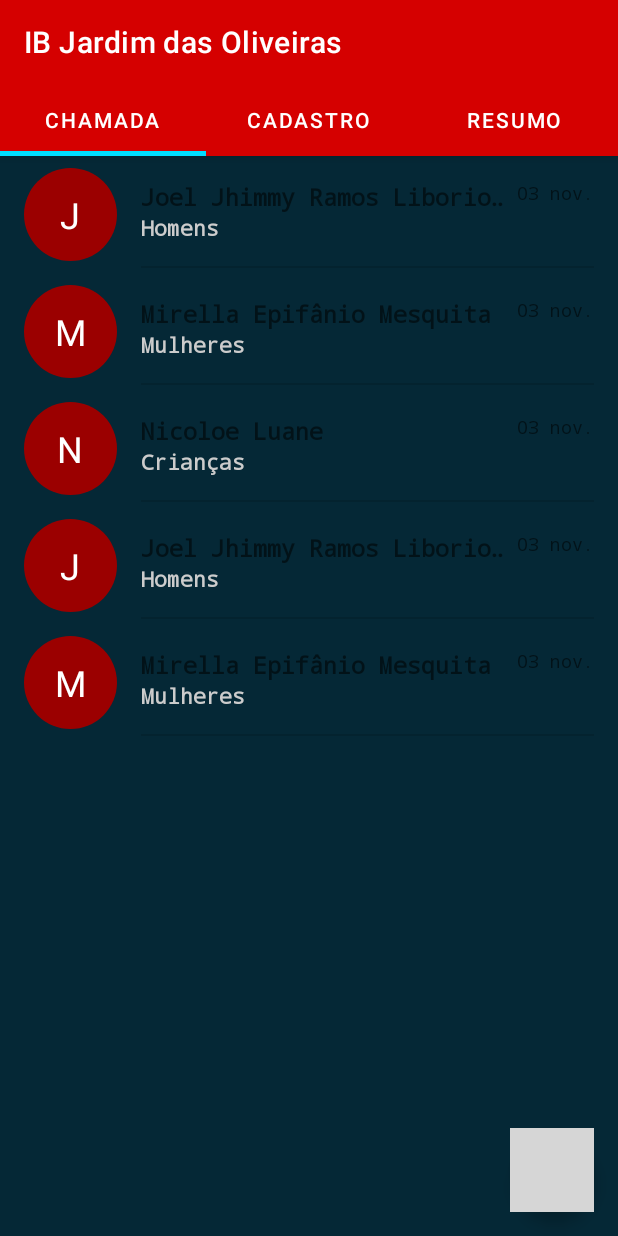
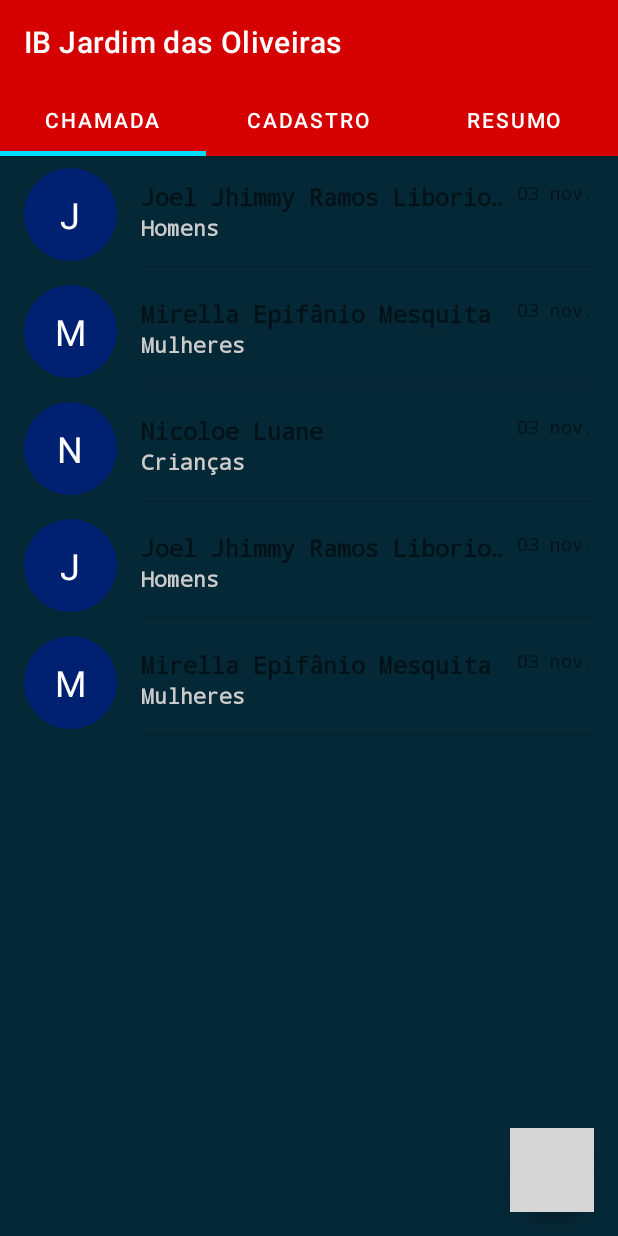
Before and after one commit to JhimmyLiborio/ebd-ibjo, an Android app: the screen it shows after launch (MainActivity), on a phone screen of 412 x 824 dp. Run offline under Robolectric (Android 15) with nearby library versions, the phone set to English and light mode, and no system bars; grey boxes are pictures that could not be loaded.

Commit message:
Alteração de Cor

```diff
--- a/app/src/main/res/drawable/circle_text_icon_list.xml
+++ b/app/src/main/res/drawable/circle_text_icon_list.xml
@@ -1,5 +1,5 @@
 <?xml version="1.0" encoding="utf-8"?>
 <shape  android:shape="oval" xmlns:android="http://schemas.android.com/apk/res/android">
-    <solid android:color="@color/colorPrimaryDark"/>
+    <solid android:color="@color/secondaryDarkColor"/>
     <corners android:radius="62dp"/>
 </shape>
```
